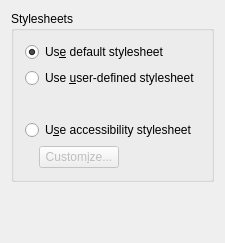
Before: the Qt Designer form konqueror/settings/konqhtml/css/cssconfig.ui in KDE/konqueror, drawn with Qt 5.
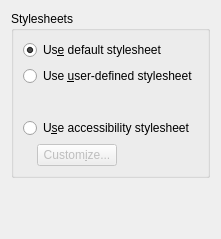
After: the same form once the commit is applied. Custom widgets are drawn as their Qt base class.

Patch:
```diff
--- a/konqueror/settings/konqhtml/css/cssconfig.ui
+++ b/konqueror/settings/konqhtml/css/cssconfig.ui
@@ -177,8 +177,6 @@
    </item>
   </layout>
  </widget>
- <layoutdefault spacing="6" margin="11" />
- <layoutfunction spacing="KDialog::spacingHint" margin="KDialog::marginHint" />
  <customwidgets>
   <customwidget>
    <class>KUrlRequester</class>
```
